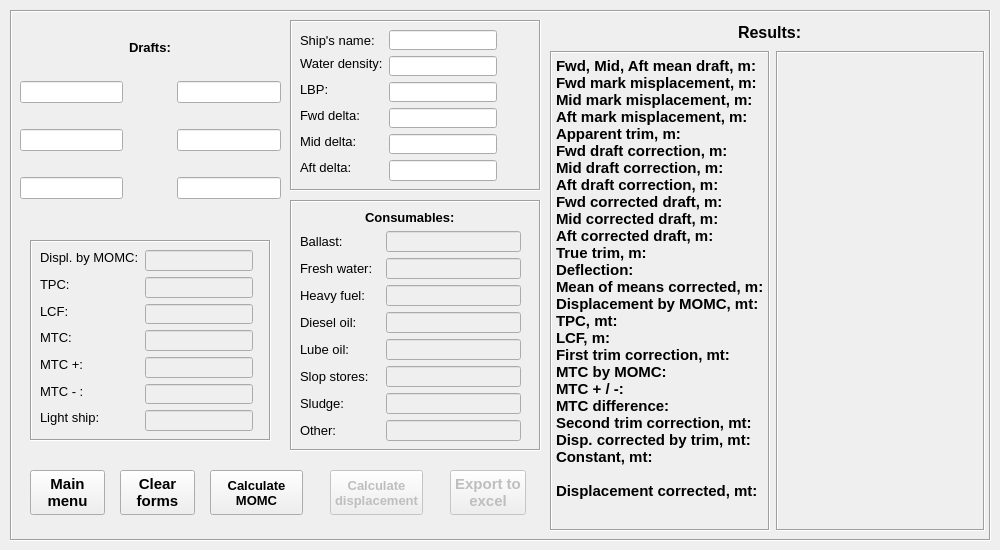
This is ui/ui_anyvsl_eng.ui in tungyr/itmo-ships-draft-survey-programm as Qt 5 draws it before an edit. The edited form follows.
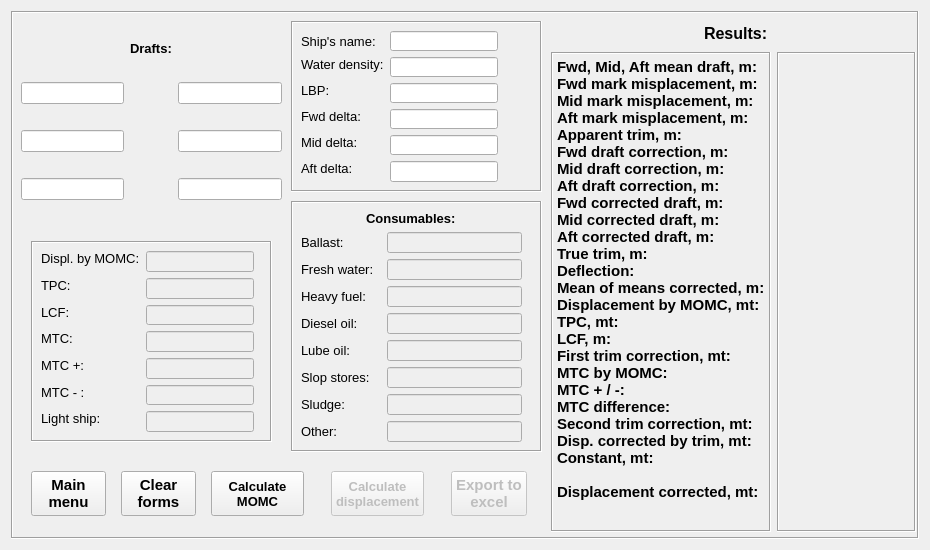
This is the edited form. Icons and pictures are not drawn.

Commit message: revise anyvsl_eng ui and init file

The edit to the form file:
```diff
--- a/ui/ui_anyvsl_eng.ui
+++ b/ui/ui_anyvsl_eng.ui
@@ -6,27 +6,33 @@
    <rect>
     <x>0</x>
     <y>0</y>
-    <width>1000</width>
+    <width>930</width>
     <height>550</height>
    </rect>
   </property>
   <property name="minimumSize">
    <size>
-    <width>1000</width>
+    <width>930</width>
     <height>550</height>
    </size>
   </property>
   <property name="windowTitle">
    <string>Draft survey custom vsl</string>
   </property>
+  <layout class="QGridLayout" name="gridLayout">
+   <item row="0" column="0">
   <widget class="QFrame" name="frame_3">
-   <property name="geometry">
-    <rect>
-     <x>10</x>
-     <y>10</y>
-     <width>981</width>
+     <property name="sizePolicy">
+      <sizepolicy hsizetype="Fixed" vsizetype="Expanding">
+       <horstretch>0</horstretch>
+       <verstretch>0</verstretch>
+      </sizepolicy>
+     </property>
+     <property name="maximumSize">
+      <size>
+       <width>911</width>
      <height>531</height>
-    </rect>
+      </size>
    </property>
    <property name="frameShape">
     <enum>QFrame::Box</enum>
@@ -694,7 +700,7 @@
      <rect>
       <x>540</x>
       <y>10</y>
-      <width>441</width>
+        <width>371</width>
       <height>511</height>
      </rect>
     </property>
@@ -785,7 +791,7 @@
        </property>
        <property name="minimumSize">
         <size>
-         <width>200</width>
+           <width>130</width>
          <height>480</height>
         </size>
        </property>
@@ -1212,6 +1218,8 @@
     </widget>
    </widget>
   </widget>
+   </item>
+  </layout>
  </widget>
  <tabstops>
   <tabstop>F_ps_line</tabstop>
```
Lines whose indentation alone changed are shown as unchanged. The commit also changes 10 other files.
